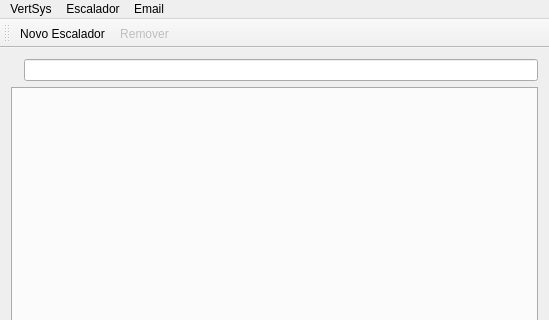
enriquefynn/VertSys, file src/mainwindow.ui: the form before one commit; both pictures show x 0 to 549 and y 0 to 320 of the 549 by 475 pixel window.
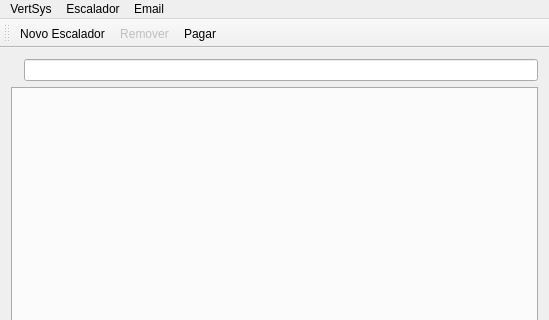
The form after the commit. Icons and pictures are not drawn. Custom widgets are drawn as their Qt base class.

Patch:
```diff
--- a/src/mainwindow.ui
+++ b/src/mainwindow.ui
@@ -93,6 +93,7 @@
    </attribute>
    <addaction name="actionNew_Climber"/>
    <addaction name="actionRemove_Climber"/>
+   <addaction name="actionPay_Climber"/>
   </widget>
   <widget class="QStatusBar" name="statusBar"/>
   <action name="actionNew_Climber">
```
Left out of the diff: 9 changed lines with no effect on the pictures.
